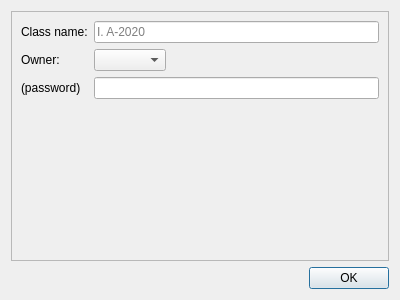
The window that ui/classedit.ui (Open-Typer/ClassMonitor) describes before a commit, drawn with Qt 5.
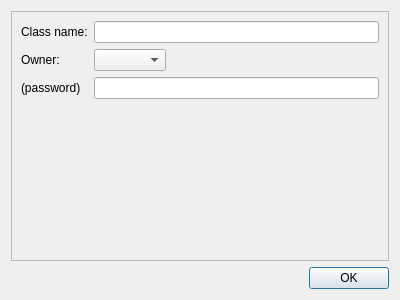
The same window after the commit.

Commit message: ui: classedit: Remove class name placeholder

```diff
--- a/ui/classedit.ui
+++ b/ui/classedit.ui
@@ -78,9 +78,6 @@
         <property name="maxLength">
          <number>20</number>
         </property>
-        <property name="placeholderText">
-         <string>I. A-2020</string>
-        </property>
        </widget>
       </item>
       <item row="1" column="0">
```
